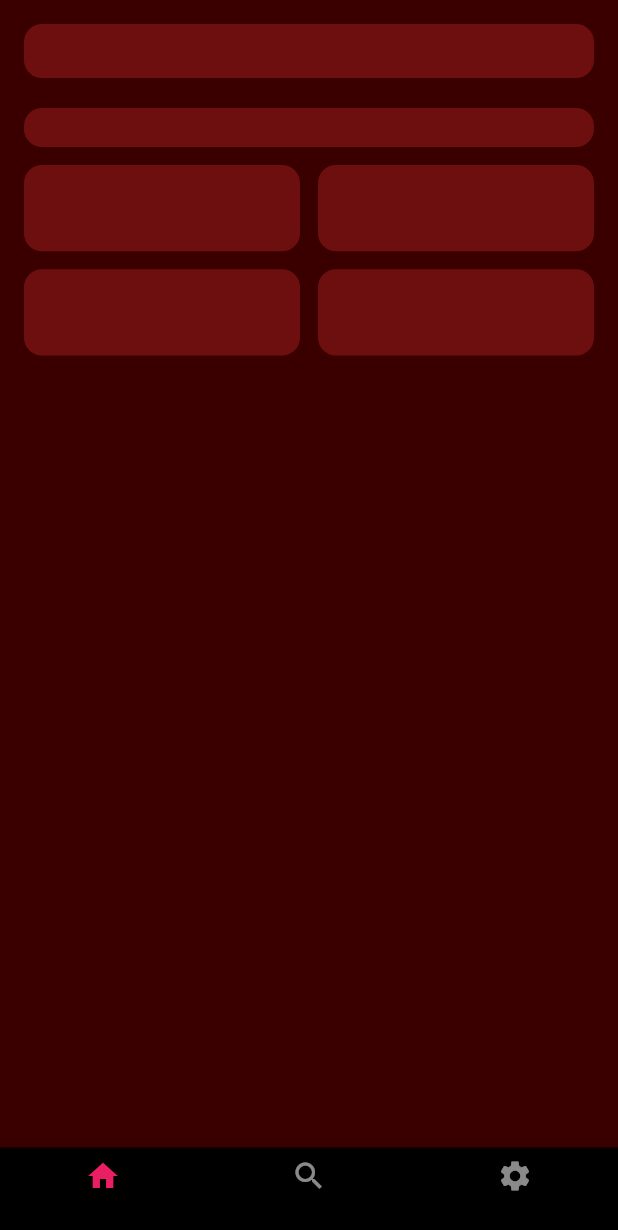
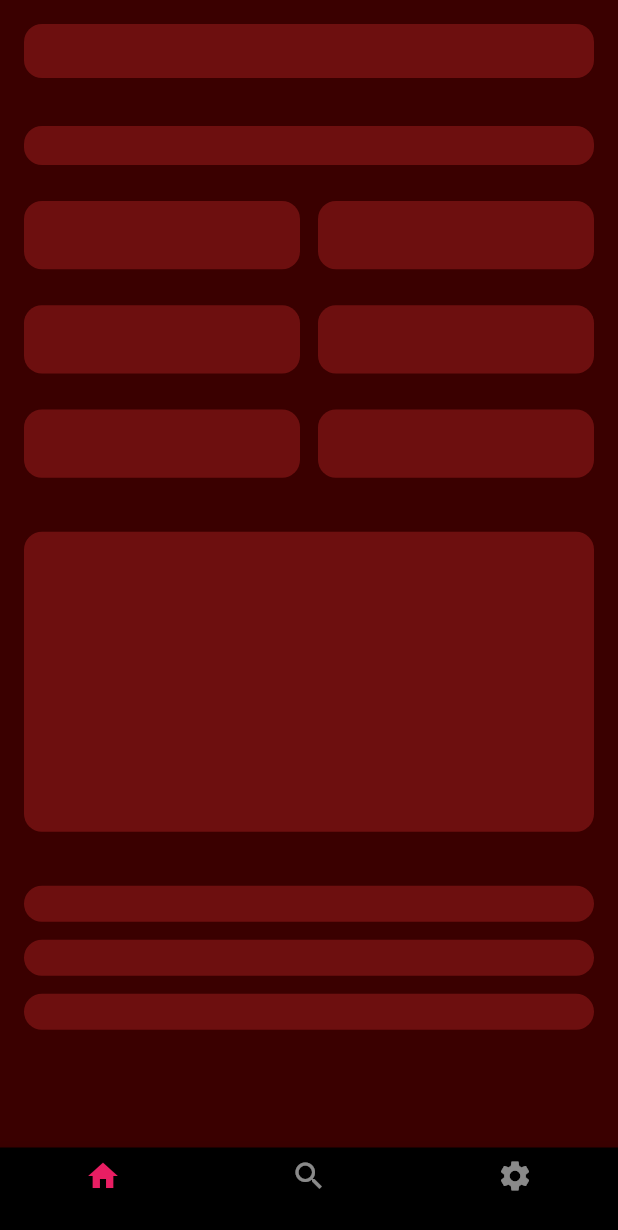
Before and after one commit to Ngocquyen111/TAQ-MUSIC, a Flutter app: the MainScreen screen opened directly, on a phone screen of 412 x 824 dp. Shown: the top 1230 px of the screen. Run offline on Flutter 3.47's test engine with Material 3 defaults, Android fonts, the phone set to English and light mode, and no system bars; our stand-ins replace audioplayers, cloud_firestore, firebase_auth, firebase_core, google_sign_in, image_picker and 1 more; accounts and stored records are empty.

Commit message:
fix trang home

```diff
--- a/lib/screens/home/home_screen.dart
+++ b/lib/screens/home/home_screen.dart
@@ -16,7 +16,11 @@ class HomeScreen extends StatefulWidget {
 
 class _HomeScreenState extends State<HomeScreen> {
   final MusicService _musicService = MusicService();
-  bool _isLoading = true;
+
+  /// 🔑 CHỈ CHẠY SKELETON 1 LẦN DUY NHẤT
+  static bool _hasShownSkeleton = false;
+
+  bool _isLoading = false;
 
   // ================== DATA ==================
 
@@ -65,17 +69,22 @@ class _HomeScreenState extends State<HomeScreen> {
   void initState() {
     super.initState();
 
-    Future.delayed(const Duration(seconds: 2), () {
-      if (mounted) {
-        setState(() => _isLoading = false);
-      }
-    });
+    /// ✅ CHỈ HIỆN SKELETON KHI VỪA LOGIN
+    if (!_hasShownSkeleton) {
+      _isLoading = true;
+      _hasShownSkeleton = true;
+
+      Future.delayed(const Duration(seconds: 2), () {
+        if (mounted) {
+          setState(() => _isLoading = false);
+        }
+      });
+    }
   }
 
-
+  // ================== PLAYER ==================
 
   void _playSong(Song song) async {
-
     LocalMusicStore.addRecent(song);
 
     if (_musicService.currentSong?.filePath == song.filePath) {
@@ -85,7 +94,6 @@ class _HomeScreenState extends State<HomeScreen> {
         await _musicService.resume();
       }
     } else {
-
       await _musicService.playSong(song);
     }
     setState(() {});
@@ -274,7 +282,7 @@ class _HomeScreenState extends State<HomeScreen> {
         GridView.builder(
           shrinkWrap: true,
           physics: const NeverScrollableScrollPhysics(),
-          itemCount: 4,
+          itemCount: 6,
           gridDelegate: const SliverGridDelegateWithFixedCrossAxisCount(
             crossAxisCount: 2,
             crossAxisSpacing: 12,
@@ -283,12 +291,19 @@ class _HomeScreenState extends State<HomeScreen> {
           ),
           itemBuilder: (_, __) => _skeletonBox(height: 50),
         ),
+        const SizedBox(height: 24),
+        _skeletonBox(height: 200),
+        const SizedBox(height: 24),
+        _skeletonBox(height: 24),
+        _skeletonBox(height: 24),
+        _skeletonBox(height: 24),
       ],
     );
   }
 
   Widget _skeletonBox({double height = 20, double? width}) {
     return Container(
+      margin: const EdgeInsets.only(bottom: 12),
       height: height,
       width: width,
       decoration: BoxDecoration(
```
Also changed, not shown: 3 other files.
